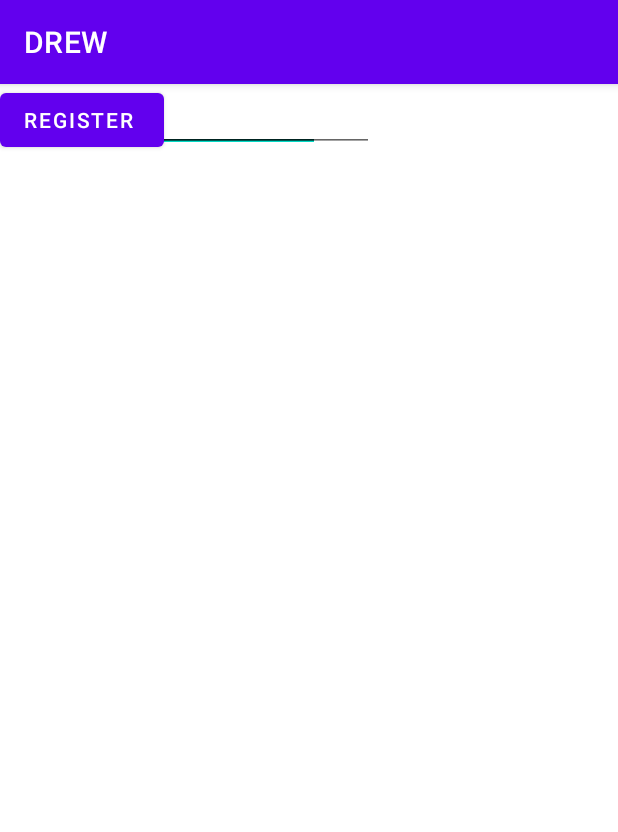
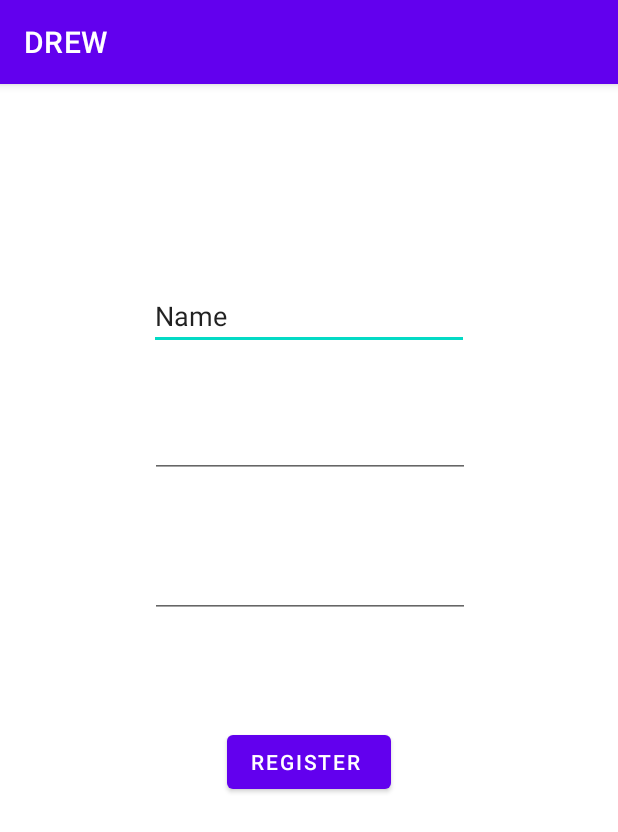
Before and after one commit to raffycabrera/Drew, an Android app: the screen it shows after launch (Register), after a tap on "NEW USER? SIGN UP!", on a phone screen of 412 x 824 dp. Shown: the top 832 px of the screen. Run offline under Robolectric (Android 15) with nearby library versions, the phone set to English and light mode, and no system bars; our stand-ins replace Firebase (no records; nobody signed in at launch, a user with empty details on screens opened directly).

Commit message:
edit the registerxml @kalvin

```diff
--- a/app/src/main/java/edu/dlsu/drew/Register.java
+++ b/app/src/main/java/edu/dlsu/drew/Register.java
@@ -46,7 +46,7 @@ public class Register extends AppCompatActivity {
         mPassword   = findViewById(R.id.password);
 
         mRegisterBtn= findViewById(R.id.registerBtn);
-        //mLoginBtn   = findViewById(R.id.createText);
+        mLoginBtn   = findViewById(R.id.createText);
 
         fAuth = FirebaseAuth.getInstance();
         fStore = FirebaseFirestore.getInstance();
--- a/app/src/main/res/layout/activity_register.xml
+++ b/app/src/main/res/layout/activity_register.xml
@@ -4,44 +4,53 @@
     xmlns:tools="http://schemas.android.com/tools"
     android:layout_width="match_parent"
     android:layout_height="match_parent"
-    tools:context=".register">
+    tools:context=".Register">
 
     <EditText
         android:id="@+id/fullName"
         android:layout_width="wrap_content"
         android:layout_height="wrap_content"
+        android:layout_marginTop="132dp"
         android:ems="10"
         android:inputType="textPersonName"
         android:text="Name"
-        tools:layout_editor_absoluteX="38dp"
-        tools:layout_editor_absoluteY="146dp" />
+        app:layout_constraintEnd_toEndOf="parent"
+        app:layout_constraintStart_toStartOf="parent"
+        app:layout_constraintTop_toTopOf="parent" />
 
     <EditText
         android:id="@+id/Email"
         android:layout_width="wrap_content"
         android:layout_height="wrap_content"
-        android:layout_marginStart="36dp"
-        android:layout_marginLeft="36dp"
+        android:layout_marginStart="100dp"
+        android:layout_marginTop="40dp"
         android:ems="10"
         android:inputType="textEmailAddress"
         app:layout_constraintStart_toStartOf="parent"
-        tools:layout_editor_absoluteY="231dp" />
+        app:layout_constraintTop_toBottomOf="@+id/fullName" />
 
     <EditText
         android:id="@+id/password"
         android:layout_width="wrap_content"
         android:layout_height="wrap_content"
+        android:layout_marginTop="48dp"
         android:ems="10"
         android:inputType="textPassword"
-        tools:layout_editor_absoluteX="46dp"
-        tools:layout_editor_absoluteY="316dp" />
+        app:layout_constraintEnd_toEndOf="parent"
+        app:layout_constraintHorizontal_bias="0.502"
+        app:layout_constraintStart_toStartOf="parent"
+        app:layout_constraintTop_toBottomOf="@+id/Email" />
 
     <Button
         android:id="@+id/registerBtn"
         android:layout_width="wrap_content"
         android:layout_height="wrap_content"
+        android:layout_marginTop="72dp"
         android:text="Register "
-        tools:layout_editor_absoluteX="137dp"
-        tools:layout_editor_absoluteY="492dp" />
+        app:layout_constraintBottom_toBottomOf="parent"
+        app:layout_constraintEnd_toEndOf="parent"
+        app:layout_constraintStart_toStartOf="parent"
+        app:layout_constraintTop_toBottomOf="@+id/password"
+        app:layout_constraintVertical_bias="0.0" />
 
 </androidx.constraintlayout.widget.ConstraintLayout>
```
